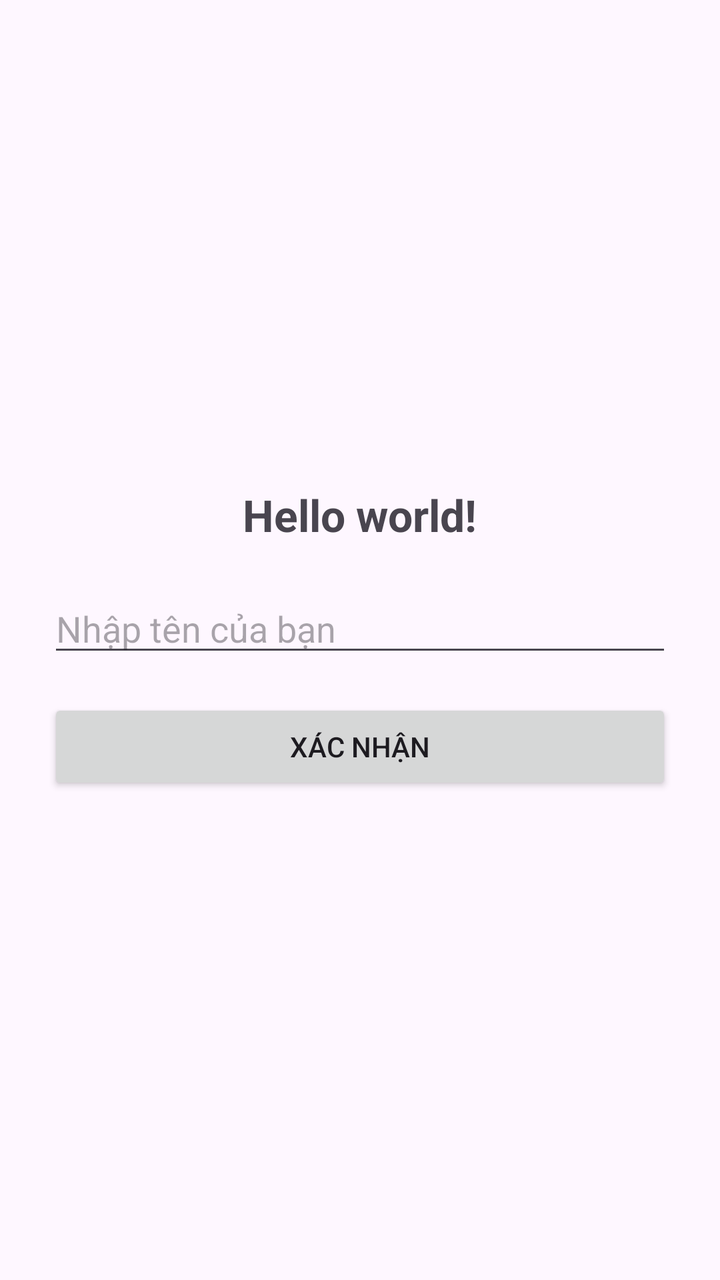
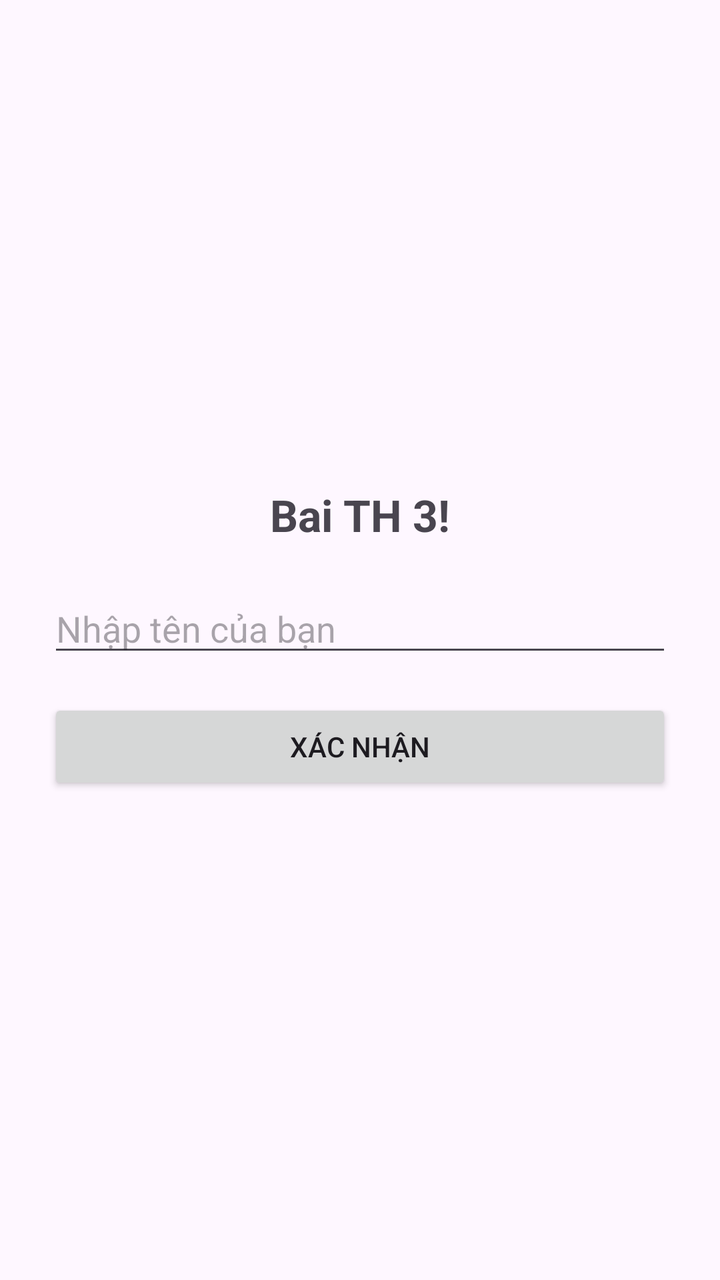

Compare the two renders of this Android layout. The source of the first and the diff that turns it into the second are given below.
<!-- AndroidManifest.xml: application theme Theme.BtViewBinding -->
<!-- res/layout/activity_main.xml -->
<?xml version="1.0" encoding="utf-8"?>
<LinearLayout xmlns:android="http://schemas.android.com/apk/res/android"
    android:layout_width="match_parent"
    android:layout_height="match_parent"
    android:orientation="vertical"
    android:padding="24dp"
    android:gravity="center">

    <TextView
        android:id="@+id/tvMessage"
        android:layout_width="wrap_content"
        android:layout_height="wrap_content"
        android:text="Hello world!"
        android:textSize="22sp"
        android:textStyle="bold"
        android:layout_marginBottom="20dp" />

    <EditText
        android:id="@+id/edtInputName"
        android:layout_width="match_parent"
        android:layout_height="wrap_content"
        android:hint="Nhập tên của bạn"
        android:inputType="textPersonName"
        android:layout_marginBottom="16dp" />

    <Button
        android:id="@+id/btnSubmit"
        android:layout_width="match_parent"
        android:layout_height="wrap_content"
        android:text="Xác nhận" />

</LinearLayout>
<!-- resources referenced by this layout -->
<resources>
  <style name="Theme.BtViewBinding" parent="Base.Theme.BtViewBinding" />
  <style name="Base.Theme.BtViewBinding" parent="Theme.Material3.DayNight.NoActionBar">
          
          
      </style>
</resources>

<!-- the commit's change to res/layout/activity_main.xml (unified diff, before → after) -->
@@ -10,7 +10,7 @@
         android:id="@+id/tvMessage"
         android:layout_width="wrap_content"
         android:layout_height="wrap_content"
-        android:text="Hello world!"
+        android:text="Bai TH 3!"
         android:textSize="22sp"
         android:textStyle="bold"
         android:layout_marginBottom="20dp" />
